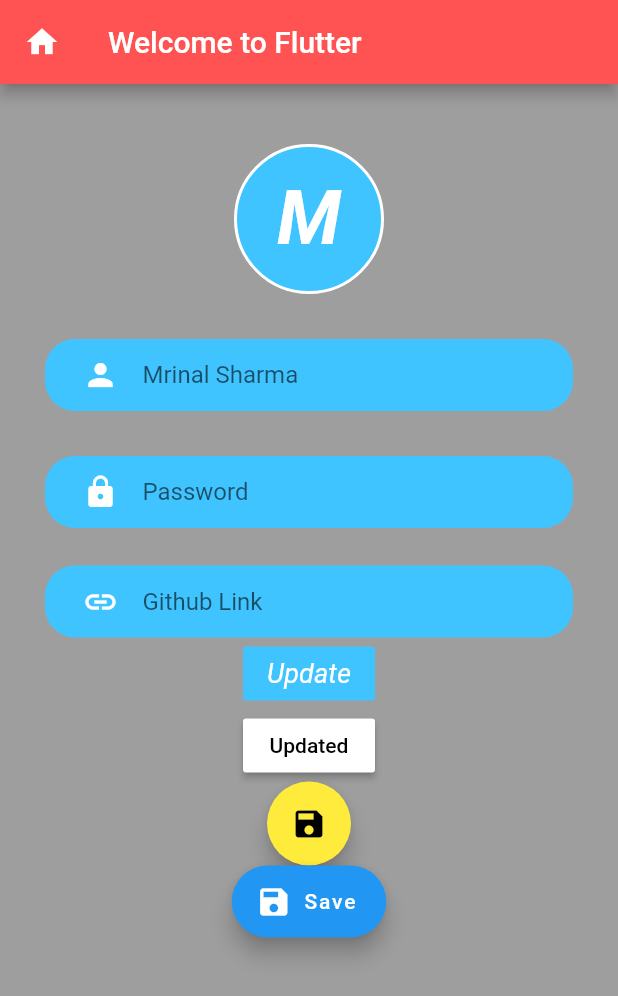
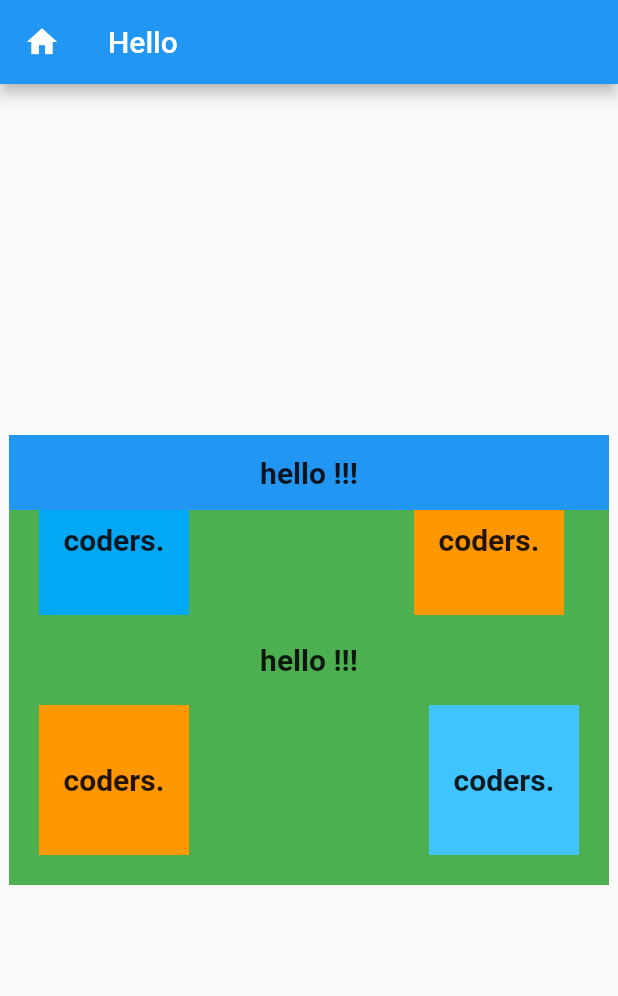
Before and after one commit to Mrinalsharma1/flutter_app, a Flutter app: the screen it shows after launch, on a phone screen of 412 x 824 dp. Shown: the top 996 px of the screen. Run offline on Flutter 3.47's test engine with Material 2 defaults, Android fonts, the phone set to English and light mode, and no system bars.

Commit message:
7 days learn about stack and position

```diff
--- a/lib/main.dart
+++ b/lib/main.dart
@@ -1,6 +1,5 @@
 import 'package:flutter/cupertino.dart';
 import 'package:flutter/material.dart';
-import 'package:flutter/painting.dart';
 
 void main() {
   runApp(MyApp());
@@ -11,128 +10,121 @@ class MyApp extends StatelessWidget {
   Widget build(BuildContext context) {
     return MaterialApp(
       debugShowCheckedModeBanner: false,
-      title: 'my App',
+      title: 'my android',
       home: Scaffold(
-          backgroundColor: Colors.grey,
         appBar: AppBar(
-            title: Text('Welcome to Flutter'),
+          title: Text('Hello '),
           leading: Icon(Icons.home),
-            backgroundColor: Colors.redAccent,
         ),
         body: Center(
-            child: Column(
+          child: Stack(
+            fit: StackFit.passthrough,
+            overflow: Overflow.visible,
             children: [
-                Center(
+              Container(
+                height: 300,
+                width: 400,
+                color: Colors.green,
+                child: Center(
+                  child: Text(
+                    "hello !!!",
+                    style: TextStyle(
+                      fontSize: 20,
+                      fontWeight: FontWeight.w600,
+                    ),
+                  ),
+                ),
+              ),
+              Positioned(
+                top: 20,
+                right: 30,
                 child: Container(
                   height: 100,
                   width: 100,
-                    margin: EdgeInsets.only(top: 40),
-                    decoration: BoxDecoration(
-                        borderRadius: BorderRadius.circular(100),
-                        color: Colors.lightBlueAccent,
-                        border: Border.all(color: Colors.white, width: 2)),
+                  color: Colors.orange,
                   child: Center(
                     child: Text(
-                      'M',
+                      "coders.",
                       style: TextStyle(
-                          fontSize: 50,
-                          color: Colors.white,
-                          fontWeight: FontWeight.bold,
-                          fontStyle: FontStyle.italic),
-                    )),
+                        fontSize: 20,
+                        fontWeight: FontWeight.w700,
                       ),
                     ),
-                Container(
-                  margin: EdgeInsets.all(30),
-                  alignment: Alignment.center,
-                  decoration: BoxDecoration(
+                  ),
+                ),
+              ),
+              Positioned(
+                top: 20,
+                left: 20,
+                child: Container(
+                  height: 100,
+                  width: 100,
+                  color: Colors.lightBlue,
+                  child: Center(
+                    child: Text(
+                      "coders.",
+                      style: TextStyle(
+                        fontSize: 20,
+                        fontWeight: FontWeight.w700,
+                      ),
+                    ),
+                  ),
+                ),
+              ),
+              Positioned(
+                left: 20,
+                bottom: 20,
+                child: Container(
+                  height: 100,
+                  width: 100,
+                  color: Colors.orange,
+                  child: Center(
+                    child: Text(
+                      "coders.",
+                      style: TextStyle(
+                        fontSize: 20,
+                        fontWeight: FontWeight.w700,
+                      ),
+                    ),
+                  ),
+                ),
+              ),
+              Positioned(
+                bottom: 20,
+                right: 20,
+                child: Container(
+                  height: 100,
+                  width: 100,
                   color: Colors.lightBlueAccent,
-                    borderRadius: BorderRadius.circular(20),
+                  child: Center(
+                    child: Text(
+                      "coders.",
+                      style: TextStyle(
+                        fontSize: 20,
+                        fontWeight: FontWeight.w700,
                       ),
-                  child: Padding(
-                    padding: const EdgeInsets.only(left: 25),
-                    child: TextField(
-                      decoration: InputDecoration(
-                        border: InputBorder.none,
-                        hintText: 'Mrinal Sharma',
-                        icon: Icon(Icons.person, color: Colors.white),
                     ),
                   ),
                 ),
               ),
               Container(
-                  margin: EdgeInsets.only(left: 30, right: 30),
-                  alignment: Alignment.center,
-                  decoration: BoxDecoration(
-                    color: Colors.lightBlueAccent,
-                    borderRadius: BorderRadius.circular(20),
-                  ),
-                  child: Padding(
-                    padding: const EdgeInsets.only(left: 25),
-                    child: TextField(
-                      decoration: InputDecoration(
-                        border: InputBorder.none,
-                        hintText: 'Password',
-                        icon: Icon(Icons.lock, color: Colors.white),
+                height: 50,
+                width: 400,
+                color: Colors.blue,
+                child: Center(
+                  child: Text(
+                    "hello !!!",
+                    style: TextStyle(
+                      fontSize: 20,
+                      fontWeight: FontWeight.w600,
                     ),
                   ),
                 ),
               ),
-                Container(
-                  margin: EdgeInsets.only(left: 30, top: 25, right: 30),
-                  alignment: Alignment.center,
-                  decoration: BoxDecoration(
-                    color: Colors.lightBlueAccent,
-                    borderRadius: BorderRadius.circular(20),
-                  ),
-                  child: Padding(
-                    padding: const EdgeInsets.only(left: 25),
-                    child: TextField(
-                      decoration: InputDecoration(
-                        border: InputBorder.none,
-                        hintText: 'Github Link',
-                        icon: Icon(Icons.link, color: Colors.white),
+            ],
           ),
         ),
       ),
-                ),
-                //flat button
-                FlatButton(
-                  child: Text(
-                    'Update',
-                    style: TextStyle(
-                        fontSize: 18,
-                        fontWeight: FontWeight.w400,
-                        fontStyle: FontStyle.italic),
-                  ),
-                  onPressed: () {},
-                  color: Colors.lightBlueAccent,
-                  textColor: Colors.white,
-                ),
-                //raise button
-                RaisedButton(
-                  child: Text('Updated'),
-                  onPressed: () {},
-                  color: Colors.white,
-                  textColor: Colors.black,
-                  splashColor: Colors.lightGreenAccent,
-                ),
-                //floating action button
-                FloatingActionButton(
-                  child: Icon(Icons.save),
-                  // Text('Submit'),
-                  onPressed: () {},
-                  foregroundColor: Colors.black,
-                  backgroundColor: Colors.yellow,
-                ),
-                FloatingActionButton.extended(
-                  onPressed: () {},
-                  label: Text('Save'),
-                  icon: Icon(Icons.save),
-                ),
-              ],
-            ),
-          )),
     );
   }
 }
```
Lines whose indentation alone changed are shown as unchanged.
